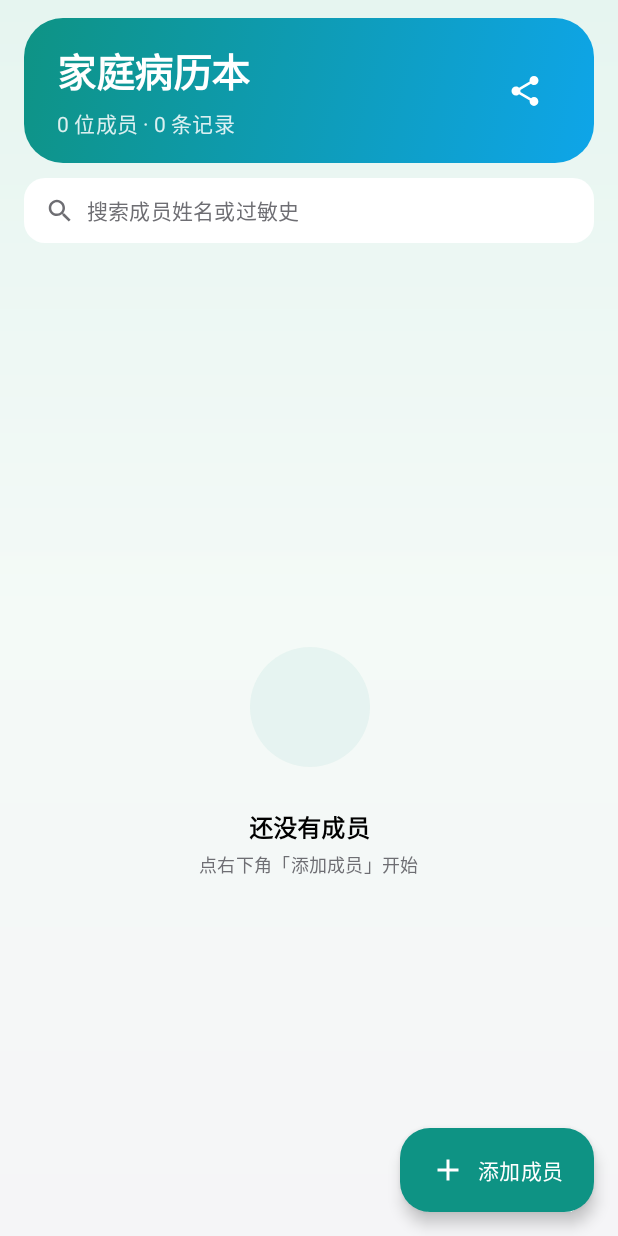
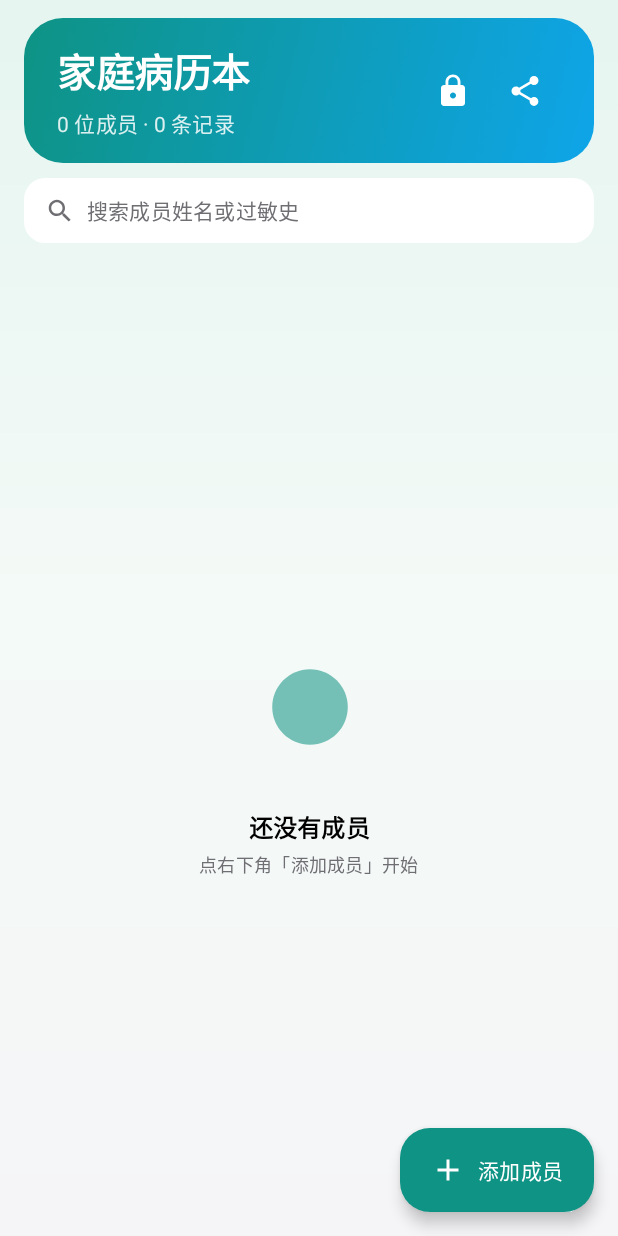
Before and after one commit to lidongze1002/medarchive, an Android app built with Jetpack Compose: the screen it shows after launch (MainActivity), after a tap on "导出数据", on a phone screen of 412 x 824 dp. Run offline under Robolectric (Android 15) with nearby library versions, the phone set to English and light mode, and no system bars; our stand-ins replace Room's generated code, Shimmer; 1 statement that could not run was skipped; 1 other tap on this screen came first.

Commit message:
fix: disable cloud backup; dark-mode gradient; feat: PIN app lock with auto-relock; confirm-before-swipe-delete

```diff
--- a/app/src/main/AndroidManifest.xml
+++ b/app/src/main/AndroidManifest.xml
@@ -6,7 +6,8 @@
         android:label="家庭病历本"
         android:icon="@mipmap/ic_launcher"
         android:roundIcon="@mipmap/ic_launcher_round"
-        android:allowBackup="true"
+        android:allowBackup="false"
+        android:fullBackupContent="false"
         android:supportsRtl="true"
         android:theme="@style/Theme.MedArchive">
 
--- a/app/src/main/java/com/mvp/medarchive/MainActivity.kt
+++ b/app/src/main/java/com/mvp/medarchive/MainActivity.kt
@@ -13,11 +13,17 @@ import androidx.compose.animation.fadeIn
 import androidx.compose.animation.fadeOut
 import androidx.compose.animation.slideInHorizontally
 import androidx.compose.animation.togetherWith
+import androidx.compose.runtime.DisposableEffect
 import androidx.compose.runtime.getValue
 import androidx.compose.runtime.mutableStateOf
 import androidx.compose.runtime.remember
 import androidx.compose.runtime.setValue
+import androidx.compose.ui.platform.LocalLifecycleOwner
+import androidx.lifecycle.Lifecycle
+import androidx.lifecycle.LifecycleEventObserver
 import androidx.lifecycle.viewmodel.compose.viewModel
+import com.mvp.medarchive.security.LockManager
+import com.mvp.medarchive.security.LockScreen
 import com.mvp.medarchive.ui.memberdetail.MemberDetailScreen
 import com.mvp.medarchive.ui.memberdetail.MemberDetailViewModel
 import com.mvp.medarchive.ui.memberlist.MemberListScreen
@@ -42,6 +48,20 @@ class MainActivity : ComponentActivity() {
         enableEdgeToEdge()
         setContent {
             MedArchiveTheme {
+                val lock = remember { LockManager(this@MainActivity) }
+                var unlocked by remember { mutableStateOf(!lock.isEnabled()) }
+                val lifecycleOwner = LocalLifecycleOwner.current
+                DisposableEffect(lifecycleOwner) {
+                    val observer = LifecycleEventObserver { _, event ->
+                        if (event == Lifecycle.Event.ON_STOP) unlocked = false
+                    }
+                    lifecycleOwner.lifecycle.addObserver(observer)
+                    onDispose { lifecycleOwner.lifecycle.removeObserver(observer) }
+                }
+
+                if (!unlocked) {
+                    LockScreen { unlocked = true }
+                } else {
                 val container = (application as MedArchiveApp).container
                 var stack by remember { mutableStateOf(listOf<Screen>(Screen.List)) }
                 val current = stack.last()
@@ -99,6 +119,7 @@ class MainActivity : ComponentActivity() {
                         }
                     }
                 }
+                }
             }
         }
     }
--- a/app/src/main/java/com/mvp/medarchive/ui/memberlist/MemberListScreen.kt
+++ b/app/src/main/java/com/mvp/medarchive/ui/memberlist/MemberListScreen.kt
@@ -22,6 +22,7 @@ import androidx.compose.foundation.lazy.itemsIndexed
 import androidx.compose.foundation.shape.RoundedCornerShape
 import androidx.compose.material.icons.Icons
 import androidx.compose.material.icons.filled.Add
+import androidx.compose.material.icons.filled.Lock
 import androidx.compose.material.icons.filled.Share
 import androidx.compose.material3.ExperimentalMaterial3Api
 import androidx.compose.material3.ExtendedFloatingActionButton
@@ -61,6 +62,7 @@ import com.mvp.medarchive.ui.common.SkeletonCard
 import com.mvp.medarchive.ui.common.SearchBar
 import com.mvp.medarchive.ui.common.StatusChip
 import com.mvp.medarchive.ui.common.staggeredAppear
+import com.mvp.medarchive.security.LockSettingsDialog
 import com.mvp.medarchive.ui.member.MemberDialog
 import kotlinx.coroutines.Dispatchers
 import kotlinx.coroutines.delay
@@ -78,6 +80,7 @@ fun MemberListScreen(
 ) {
     val items by vm.items.collectAsState()
     var showDialog by remember { mutableStateOf(false) }
+    var showLock by remember { mutableStateOf(false) }
     var loading by remember { mutableStateOf(true) }
     var refreshing by remember { mutableStateOf(false) }
     val scope = rememberCoroutineScope()
@@ -149,6 +152,9 @@ fun MemberListScreen(
                             color = Color.White.copy(alpha = 0.85f),
                             style = MaterialTheme.typography.bodyMedium
                         )
+                    }
+                    IconButton(onClick = { showLock = true }) {
+                        Icon(Icons.Filled.Lock, contentDescription = "应用锁", tint = Color.White)
                     }
                     IconButton(onClick = doExport) {
                         Icon(Icons.Filled.Share, contentDescription = "导出数据", tint = Color.White)
@@ -285,4 +291,7 @@ fun MemberListScreen(
             }
         )
     }
+    if (showLock) {
+        LockSettingsDialog(onDismiss = { showLock = false })
+    }
 }
--- /dev/null
+++ b/app/src/main/res/drawable-night/bg_gradient.xml
@@ -0,0 +1,9 @@
+<?xml version="1.0" encoding="utf-8"?>
+<shape xmlns:android="http://schemas.android.com/apk/res/android">
+    <gradient
+        android:angle="270"
+        android:startColor="#122320"
+        android:centerColor="#14181A"
+        android:endColor="#111114"
+        android:type="linear" />
+</shape>
```
Also changed, not shown: app/src/main/java/com/mvp/medarchive/security/Lock.kt (added, +164 -0 lines), app/src/main/java/com/mvp/medarchive/ui/memberdetail/MemberDetailScreen.kt (+18 -3 lines).
